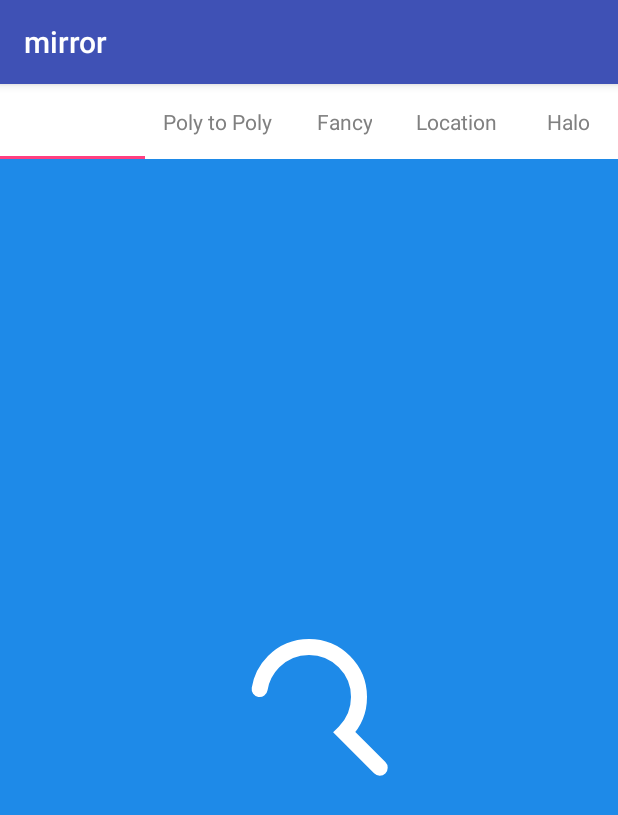
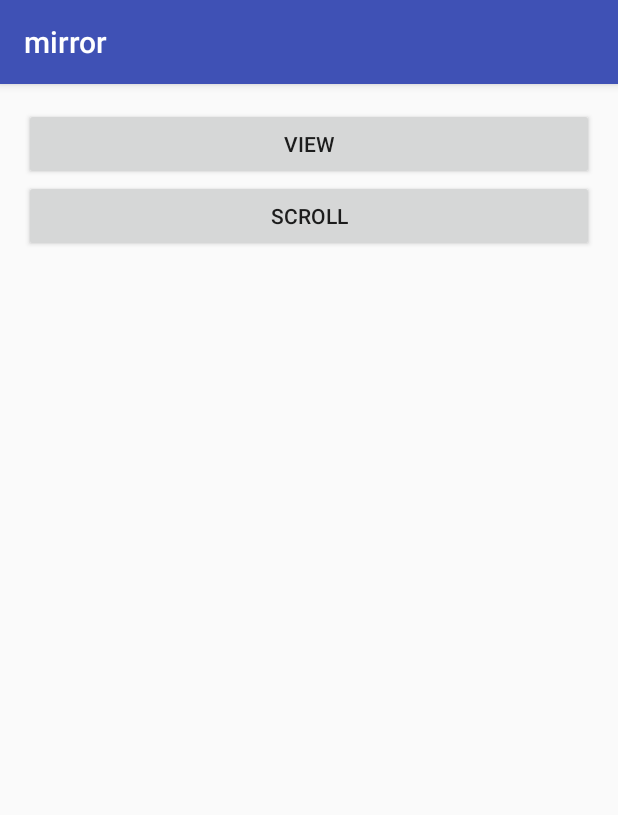
Before and after one commit to Joky-SSS/mirror, an Android app: the screen it shows after launch (MainActivity before the commit, HomeActivity after it), on a phone screen of 412 x 824 dp. Shown: the top 815 px of the screen. Run offline under Robolectric (Android 15) with nearby library versions, the phone set to English and light mode, and no system bars.

Commit message:
scroller learn

```diff
--- a/app/src/main/AndroidManifest.xml
+++ b/app/src/main/AndroidManifest.xml
@@ -13,13 +13,15 @@
         android:roundIcon="@mipmap/ic_launcher_round"
         android:supportsRtl="true"
         android:theme="@style/AppTheme">
-        <activity android:name=".MainActivity">
+        <activity android:name=".MainActivity" />
+        <activity android:name=".HomeActivity">
             <intent-filter>
                 <action android:name="android.intent.action.MAIN" />
 
                 <category android:name="android.intent.category.LAUNCHER" />
             </intent-filter>
         </activity>
+        <activity android:name=".ScrollActivity"></activity>
     </application>
 
 </manifest>
--- /dev/null
+++ b/app/src/main/java/com/jokysss/mirror/HomeActivity.java
@@ -0,0 +1,16 @@
+package com.jokysss.mirror;
+
+import android.content.Intent;
+import android.os.Bundle;
+import android.support.v7.app.AppCompatActivity;
+
+public class HomeActivity extends AppCompatActivity {
+
+    @Override
+    protected void onCreate(Bundle savedInstanceState) {
+        super.onCreate(savedInstanceState);
+        setContentView(R.layout.activity_home);
+        findViewById(R.id.bt_view).setOnClickListener(v -> startActivity(new Intent(HomeActivity.this, MainActivity.class)));
+        findViewById(R.id.bt_scroll).setOnClickListener(v -> startActivity(new Intent(HomeActivity.this, ScrollActivity.class)));
+    }
+}
--- /dev/null
+++ b/app/src/main/res/layout/activity_home.xml
@@ -0,0 +1,32 @@
+<?xml version="1.0" encoding="utf-8"?>
+<LinearLayout xmlns:android="http://schemas.android.com/apk/res/android"
+    xmlns:tools="http://schemas.android.com/tools"
+    android:layout_width="match_parent"
+    android:layout_height="match_parent"
+    android:orientation="vertical"
+    android:padding="16dp"
+    tools:context=".HomeActivity">
+
+    <ScrollView
+        android:layout_width="match_parent"
+        android:layout_height="match_parent">
+
+        <LinearLayout
+            android:layout_width="match_parent"
+            android:layout_height="match_parent"
+            android:orientation="vertical">
+
+            <Button
+                android:id="@+id/bt_view"
+                android:layout_width="match_parent"
+                android:layout_height="wrap_content"
+                android:text="View" />
+
+            <Button
+                android:id="@+id/bt_scroll"
+                android:layout_width="match_parent"
+                android:layout_height="wrap_content"
+                android:text="Scroll" />
+        </LinearLayout>
+    </ScrollView>
+</LinearLayout>
--- a/build.gradle
+++ b/build.gradle
@@ -7,7 +7,7 @@ buildscript {
         jcenter()
     }
     dependencies {
-        classpath 'com.android.tools.build:gradle:3.1.4'
+        classpath 'com.android.tools.build:gradle:3.2.1'
 
 
         // NOTE: Do not place your application dependencies here; they belong
```
Also changed, not shown: app/build.gradle (+7 -1 lines), app/src/main/java/com/jokysss/mirror/MainActivity.java (+12 -0 lines), app/src/main/java/com/jokysss/mirror/ScrollActivity.java (added, +40 -0 lines), app/src/main/java/com/jokysss/mirror/widget/ScrollLinearLayout.java (added, +46 -0 lines), app/src/main/res/layout/activity_scroll.xml (added, +56 -0 lines), gradle/wrapper/gradle-wrapper.properties.
